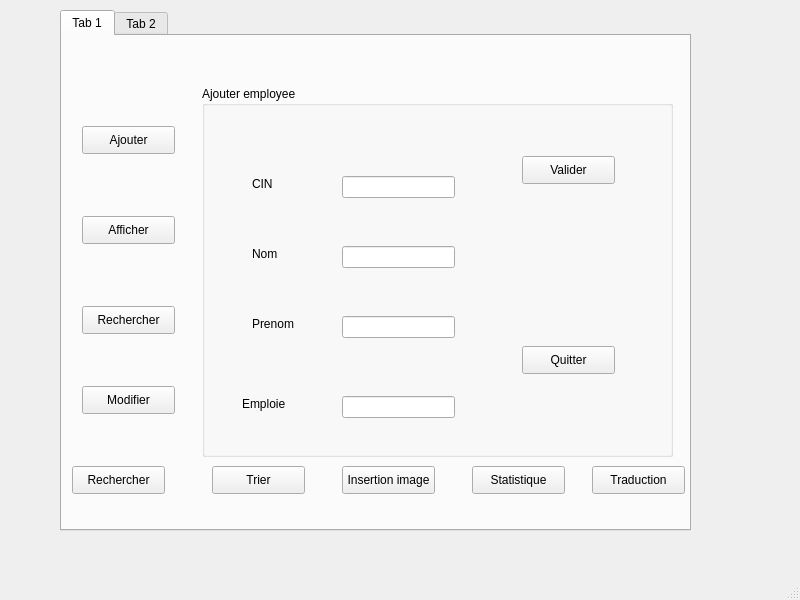
The window that Desktop/gestiodesemployees/mainwindow.ui (dhiaeddine12/olympic_games_2A20) describes before a commit, drawn with Qt 5.
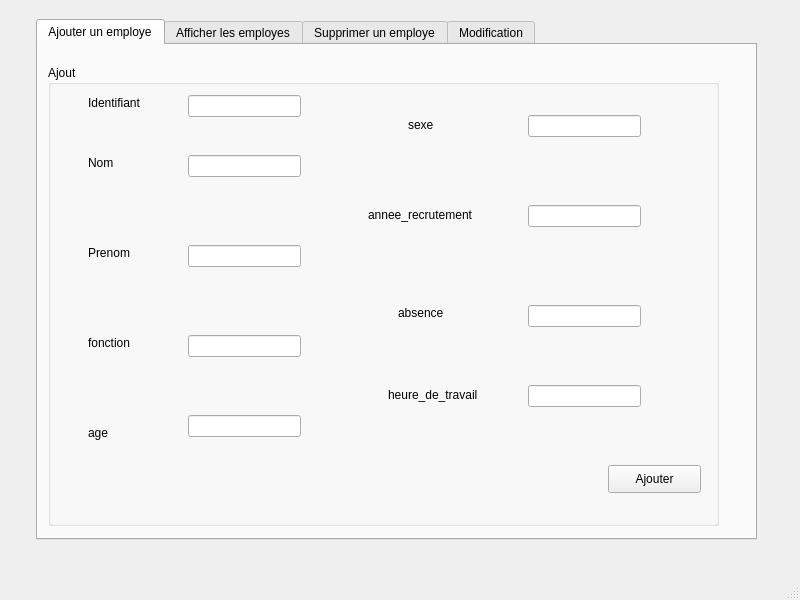
The same window after the commit. The open tabs and pages were chosen to show the change.

```diff
--- a/Desktop/gestiodesemployees/mainwindow.ui
+++ b/Desktop/gestiodesemployees/mainwindow.ui
@@ -17,9 +17,9 @@
    <widget class="QTabWidget" name="tabWidget">
     <property name="geometry">
      <rect>
-      <x>60</x>
-      <y>10</y>
-      <width>631</width>
+      <x>36</x>
+      <y>19</y>
+      <width>721</width>
       <height>521</height>
      </rect>
     </property>
@@ -28,38 +28,38 @@
     </property>
     <widget class="QWidget" name="tab">
      <attribute name="title">
-      <string>Tab 1</string>
+      <string>Ajouter un employe</string>
      </attribute>
      <widget class="QGroupBox" name="groupBox">
       <property name="geometry">
        <rect>
-        <x>140</x>
-        <y>50</y>
-        <width>471</width>
-        <height>371</height>
+        <x>10</x>
+        <y>20</y>
+        <width>671</width>
+        <height>461</height>
        </rect>
       </property>
       <property name="title">
-       <string>Ajouter employee</string>
+       <string>Ajout</string>
       </property>
       <widget class="QLabel" name="label">
        <property name="geometry">
         <rect>
-         <x>50</x>
-         <y>90</y>
-         <width>56</width>
+         <x>40</x>
+         <y>30</y>
+         <width>71</width>
          <height>16</height>
         </rect>
        </property>
        <property name="text">
-        <string>CIN</string>
+        <string>Identifiant</string>
        </property>
       </widget>
       <widget class="QLabel" name="label_2">
        <property name="geometry">
         <rect>
-         <x>50</x>
-         <y>160</y>
+         <x>40</x>
+         <y>90</y>
          <width>56</width>
          <height>16</height>
         </rect>
@@ -71,8 +71,8 @@
       <widget class="QLabel" name="label_3">
        <property name="geometry">
         <rect>
-         <x>50</x>
-         <y>230</y>
+         <x>40</x>
+         <y>180</y>
          <width>56</width>
          <height>16</height>
         </rect>
@@ -85,16 +85,39 @@
        <property name="geometry">
         <rect>
          <x>40</x>
-         <y>310</y>
+         <y>210</y>
          <width>56</width>
          <height>16</height>
         </rect>
        </property>
        <property name="text">
-        <string>Emploie</string>
+        <string/>
        </property>
       </widget>
-      <widget class="QLineEdit" name="lineEdit_CIN">
+      <widget class="QPushButton" name="pb_ajouter">
+       <property name="geometry">
+        <rect>
+         <x>560</x>
+         <y>400</y>
+         <width>93</width>
+         <height>28</height>
+        </rect>
+       </property>
+       <property name="text">
+        <string>Ajouter</string>
+       </property>
+      </widget>
+      <widget class="QLineEdit" name="le_id">
+       <property name="geometry">
+        <rect>
+         <x>140</x>
+         <y>30</y>
+         <width>113</width>
+         <height>22</height>
+        </rect>
+       </property>
+      </widget>
+      <widget class="QLineEdit" name="le_nom">
        <property name="geometry">
         <rect>
          <x>140</x>
@@ -108,17 +131,95 @@
        <property name="geometry">
         <rect>
          <x>140</x>
-         <y>160</y>
+         <y>180</y>
          <width>113</width>
          <height>22</height>
         </rect>
        </property>
       </widget>
-      <widget class="QLineEdit" name="lineEdit_Prenom">
+      <widget class="QLabel" name="label_5">
        <property name="geometry">
         <rect>
+         <x>40</x>
+         <y>270</y>
+         <width>56</width>
+         <height>16</height>
+        </rect>
+       </property>
+       <property name="text">
+        <string>fonction</string>
+       </property>
+      </widget>
+      <widget class="QLabel" name="label_6">
+       <property name="geometry">
+        <rect>
+         <x>40</x>
+         <y>360</y>
+         <width>56</width>
+         <height>16</height>
+        </rect>
+       </property>
+       <property name="text">
+        <string>age</string>
+       </property>
+      </widget>
+      <widget class="QLabel" name="label_7">
+       <property name="geometry">
+        <rect>
+         <x>360</x>
+         <y>50</y>
+         <width>71</width>
+         <height>20</height>
+        </rect>
+       </property>
+       <property name="text">
+        <string>sexe</string>
+       </property>
+      </widget>
+      <widget class="QLabel" name="label_8">
+       <property name="geometry">
+        <rect>
+         <x>320</x>
+         <y>140</y>
+         <width>121</width>
+         <height>20</height>
+        </rect>
+       </property>
+       <property name="text">
+        <string>annee_recrutement</string>
+       </property>
+      </widget>
+      <widget class="QLabel" name="label_9">
+       <property name="geometry">
+        <rect>
+         <x>350</x>
+         <y>240</y>
+         <width>56</width>
+         <height>16</height>
+        </rect>
+       </property>
+       <property name="text">
+        <string>absence</string>
+       </property>
+      </widget>
+      <widget class="QLabel" name="label_10">
+       <property name="geometry">
+        <rect>
+         <x>340</x>
+         <y>320</y>
+         <width>111</width>
+         <height>20</height>
+        </rect>
+       </property>
+       <property name="text">
+        <string>heure_de_travail</string>
+       </property>
+      </widget>
+      <widget class="QLineEdit" name="le_fonction">
+       <property name="geometry">
+        <rect>
          <x>140</x>
-         <y>230</y>
+         <y>270</y>
          <width>113</width>
          <height>22</height>
         </rect>
@@ -128,161 +229,347 @@
        <property name="geometry">
         <rect>
          <x>140</x>
-         <y>310</y>
+         <y>350</y>
          <width>113</width>
          <height>22</height>
         </rect>
        </property>
       </widget>
-      <widget class="QPushButton" name="pushButton">
+      <widget class="QLineEdit" name="le_sexe">
        <property name="geometry">
         <rect>
-         <x>320</x>
-         <y>70</y>
-         <width>93</width>
-         <height>28</height>
+         <x>480</x>
+         <y>50</y>
+         <width>113</width>
+         <height>22</height>
         </rect>
        </property>
-       <property name="text">
-        <string>Valider</string>
+      </widget>
+      <widget class="QLineEdit" name="le_annee_recrutement">
+       <property name="geometry">
+        <rect>
+         <x>480</x>
+         <y>140</y>
+         <width>113</width>
+         <height>22</height>
+        </rect>
        </property>
       </widget>
-      <widget class="QPushButton" name="pushButton_2">
+      <widget class="QLineEdit" name="le_absence">
        <property name="geometry">
         <rect>
-         <x>320</x>
-         <y>260</y>
-         <width>93</width>
-         <height>28</height>
+         <x>480</x>
+         <y>240</y>
+         <width>113</width>
+         <height>22</height>
         </rect>
        </property>
-       <property name="text">
-        <string>Quitter</string>
+      </widget>
+      <widget class="QLineEdit" name="le_heure_de_travail">
+       <property name="geometry">
+        <rect>
+         <x>480</x>
+         <y>320</y>
+         <width>113</width>
+         <height>22</height>
+        </rect>
        </property>
       </widget>
      </widget>
-     <widget class="QPushButton" name="pushButton_3">
-      <property name="geometry">
-       <rect>
-        <x>20</x>
-        <y>90</y>
-        <width>93</width>
-        <height>28</height>
-       </rect>
-      </property>
-      <property name="text">
-       <string>Ajouter</string>
-      </property>
-     </widget>
-     <widget class="QPushButton" name="pushButton_4">
-      <property name="geometry">
-       <rect>
-        <x>20</x>
-        <y>180</y>
-        <width>93</width>
-        <height>28</height>
-       </rect>
-      </property>
-      <property name="text">
-       <string>Afficher</string>
-      </property>
-     </widget>
-     <widget class="QPushButton" name="pushButton_5">
-      <property name="geometry">
-       <rect>
-        <x>20</x>
-        <y>270</y>
-        <width>93</width>
-        <height>28</height>
-       </rect>
-      </property>
-      <property name="text">
-       <string>Rechercher</string>
-      </property>
-     </widget>
-     <widget class="QPushButton" name="pushButton_6">
-      <property name="geometry">
-       <rect>
-        <x>20</x>
-        <y>350</y>
-        <width>93</width>
-        <height>28</height>
-       </rect>
-      </property>
-      <property name="text">
-       <string>Modifier</string>
-      </property>
-     </widget>
-     <widget class="QPushButton" name="pushButton_7">
-      <property name="geometry">
-       <rect>
-        <x>10</x>
-        <y>430</y>
-        <width>93</width>
-        <height>28</height>
-       </rect>
-      </property>
-      <property name="text">
-       <string>Rechercher</string>
-      </property>
-     </widget>
-     <widget class="QPushButton" name="pushButton_8">
-      <property name="geometry">
-       <rect>
-        <x>150</x>
-        <y>430</y>
-        <width>93</width>
-        <height>28</height>
-       </rect>
-      </property>
-      <property name="text">
-       <string>Trier</string>
-      </property>
-     </widget>
-     <widget class="QPushButton" name="pushButton_9">
-      <property name="geometry">
-       <rect>
-        <x>280</x>
-        <y>430</y>
-        <width>93</width>
-        <height>28</height>
-       </rect>
-      </property>
-      <property name="text">
-       <string>Insertion image</string>
-      </property>
-     </widget>
-     <widget class="QPushButton" name="pushButton_10">
-      <property name="geometry">
-       <rect>
-        <x>410</x>
-        <y>430</y>
-        <width>93</width>
-        <height>28</height>
-       </rect>
-      </property>
-      <property name="text">
-       <string>Statistique</string>
-      </property>
-     </widget>
-     <widget class="QPushButton" name="pushButton_11">
-      <property name="geometry">
-       <rect>
-        <x>530</x>
-        <y>430</y>
-        <width>93</width>
-        <height>28</height>
-       </rect>
-      </property>
-      <property name="text">
-       <string>Traduction</string>
-      </property>
-     </widget>
     </widget>
     <widget class="QWidget" name="tab_2">
      <attribute name="title">
-      <string>Tab 2</string>
+      <string>Afficher les employes</string>
      </attribute>
+     <widget class="QTableView" name="tab_employe">
+      <property name="geometry">
+       <rect>
+        <x>20</x>
+        <y>50</y>
+        <width>671</width>
+        <height>411</height>
+       </rect>
+      </property>
+     </widget>
+    </widget>
+    <widget class="QWidget" name="tab_3">
+     <attribute name="title">
+      <string>Supprimer un employe</string>
+     </attribute>
+     <widget class="QLabel" name="label_11">
+      <property name="geometry">
+       <rect>
+        <x>110</x>
+        <y>100</y>
+        <width>56</width>
+        <height>16</height>
+       </rect>
+      </property>
+      <property name="text">
+       <string>ID</string>
+      </property>
+     </widget>
+     <widget class="QLineEdit" name="le_id_supp">
+      <property name="geometry">
+       <rect>
+        <x>290</x>
+        <y>100</y>
+        <width>113</width>
+        <height>22</height>
+       </rect>
+      </property>
+     </widget>
+     <widget class="QPushButton" name="pushButton">
+      <property name="geometry">
+       <rect>
+        <x>310</x>
+        <y>240</y>
+        <width>93</width>
+        <height>28</height>
+       </rect>
+      </property>
+      <property name="text">
+       <string>Supprimer</string>
+      </property>
+     </widget>
+    </widget>
+    <widget class="QWidget" name="tab_4">
+     <attribute name="title">
+      <string>Modification</string>
+     </attribute>
+     <widget class="QGroupBox" name="groupBox_4">
+      <property name="geometry">
+       <rect>
+        <x>50</x>
+        <y>10</y>
+        <width>661</width>
+        <height>451</height>
+       </rect>
+      </property>
+      <property name="title">
+       <string>Modifier</string>
+      </property>
+      <widget class="QLabel" name="label_12">
+       <property name="geometry">
+        <rect>
+         <x>30</x>
+         <y>40</y>
+         <width>71</width>
+         <height>16</height>
+        </rect>
+       </property>
+       <property name="text">
+        <string>Identifiant</string>
+       </property>
+      </widget>
+      <widget class="QLabel" name="label_13">
+       <property name="geometry">
+        <rect>
+         <x>30</x>
+         <y>120</y>
+         <width>56</width>
+         <height>16</height>
+        </rect>
+       </property>
+       <property name="text">
+        <string>Nom</string>
+       </property>
+      </widget>
+      <widget class="QLabel" name="label_14">
+       <property name="geometry">
+        <rect>
+         <x>30</x>
+         <y>210</y>
+         <width>56</width>
+         <height>16</height>
+        </rect>
+       </property>
+       <property name="text">
+        <string>Prenom</string>
+       </property>
+      </widget>
+      <widget class="QLabel" name="label_15">
+       <property name="geometry">
+        <rect>
+         <x>30</x>
+         <y>310</y>
+         <width>56</width>
+         <height>16</height>
+        </rect>
+       </property>
+       <property name="text">
+        <string>fonction</string>
+       </property>
+      </widget>
+      <widget class="QLabel" name="label_16">
+       <property name="geometry">
+        <rect>
+         <x>30</x>
+         <y>400</y>
+         <width>56</width>
+         <height>16</height>
+        </rect>
+       </property>
+       <property name="text">
+        <string>age</string>
+       </property>
+      </widget>
+      <widget class="QLabel" name="label_17">
+       <property name="geometry">
+        <rect>
+         <x>340</x>
+         <y>50</y>
+         <width>56</width>
+         <height>16</height>
+        </rect>
+       </property>
+       <property name="text">
+        <string>sexe</string>
+       </property>
+      </widget>
+      <widget class="QLabel" name="label_18">
+       <property name="geometry">
+        <rect>
+         <x>310</x>
+         <y>170</y>
+         <width>121</width>
+         <height>20</height>
+        </rect>
+       </property>
+       <property name="text">
+        <string>annee_recrutement</string>
+       </property>
+      </widget>
+      <widget class="QLabel" name="label_19">
+       <property name="geometry">
+        <rect>
+         <x>340</x>
+         <y>280</y>
+         <width>56</width>
+         <height>16</height>
+        </rect>
+       </property>
+       <property name="text">
+        <string>absence</string>
+       </property>
+      </widget>
+      <widget class="QLabel" name="label_20">
+       <property name="geometry">
+        <rect>
+         <x>320</x>
+         <y>370</y>
+         <width>111</width>
+         <height>20</height>
+        </rect>
+       </property>
+       <property name="text">
+        <string>heure_de_travail</string>
+       </property>
+      </widget>
+      <widget class="QLineEdit" name="le_id_modifier">
+       <property name="geometry">
+        <rect>
+         <x>130</x>
+         <y>40</y>
+         <width>113</width>
+         <height>22</height>
+        </rect>
+       </property>
+      </widget>
+      <widget class="QLineEdit" name="le_nom_modifier">
+       <property name="geometry">
+        <rect>
+         <x>130</x>
+         <y>120</y>
+         <width>113</width>
+         <height>22</height>
+        </rect>
+       </property>
+      </widget>
+      <widget class="QLineEdit" name="le_prenom_modifier">
+       <property name="geometry">
+        <rect>
+         <x>130</x>
+         <y>200</y>
+         <width>113</width>
+         <height>22</height>
+        </rect>
+       </property>
+      </widget>
+      <widget class="QLineEdit" name="le_fonction_modifier">
+       <property name="geometry">
+        <rect>
+         <x>130</x>
+         <y>310</y>
+         <width>113</width>
+         <height>22</height>
+        </rect>
+       </property>
+      </widget>
+      <widget class="QLineEdit" name="le_age_modifier">
+       <property name="geometry">
+        <rect>
+         <x>130</x>
+         <y>390</y>
+         <width>113</width>
+         <height>22</height>
+        </rect>
+       </property>
+      </widget>
+      <widget class="QLineEdit" name="le_sexe_modifier">
+       <property name="geometry">
+        <rect>
+         <x>440</x>
+         <y>50</y>
+         <width>113</width>
+         <height>22</height>
+        </rect>
+       </property>
+      </widget>
+      <widget class="QLineEdit" name="le_annee_recrutement_modifier">
+       <property name="geometry">
+        <rect>
+         <x>440</x>
+         <y>170</y>
+         <width>113</width>
+         <height>22</height>
+        </rect>
+       </property>
+      </widget>
+      <widget class="QLineEdit" name="le_absence_modifier">
+       <property name="geometry">
+        <rect>
+         <x>440</x>
+         <y>280</y>
+         <width>113</width>
+         <height>22</height>
+        </rect>
+       </property>
+      </widget>
+      <widget class="QLineEdit" name="le_heure_de_travail_modifier">
+       <property name="geometry">
+        <rect>
+         <x>450</x>
+         <y>360</y>
+         <width>113</width>
+         <height>22</height>
+        </rect>
+       </property>
+      </widget>
+      <widget class="QPushButton" name="pb_modifier">
+       <property name="geometry">
+        <rect>
+         <x>550</x>
+         <y>410</y>
+         <width>93</width>
+         <height>28</height>
+        </rect>
+       </property>
+       <property name="text">
+        <string>Modifier</string>
+       </property>
+      </widget>
+     </widget>
     </widget>
    </widget>
   </widget>
```
Left out of the diff: 8 changed lines with no effect on the pictures.
